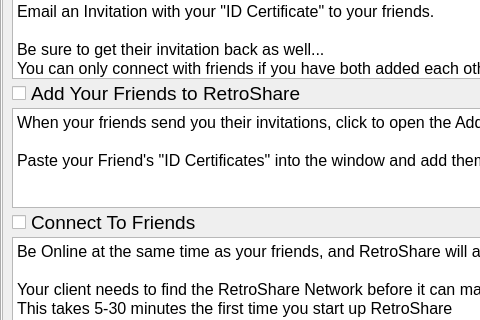
The window that retroshare-gui/src/gui/GetStartedDialog.ui (RetroShare/RetroShare) describes before a commit, drawn with Qt 5; both pictures show x 0 to 480 and y 106 to 426 of the 715 by 582 pixel window.
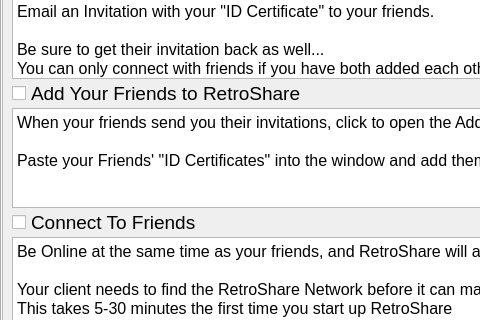
The same window after the commit. Icons and pictures are not drawn.

What changed in the file:
```diff
--- a/retroshare-gui/src/gui/GetStartedDialog.ui
+++ b/retroshare-gui/src/gui/GetStartedDialog.ui
@@ -200,7 +200,7 @@
 &lt;/style&gt;&lt;/head&gt;&lt;body style=&quot; font-family:'MS Shell Dlg 2'; font-size:8.25pt; font-weight:400; font-style:normal;&quot;&gt;
 &lt;p style=&quot; margin-top:0px; margin-bottom:0px; margin-left:0px; margin-right:0px; -qt-block-indent:0; text-indent:0px;&quot;&gt;&lt;span style=&quot; font-size:12pt;&quot;&gt;When your friends send you their invitations, click to open the Add Friends window.&lt;/span&gt;&lt;/p&gt;
 &lt;p style=&quot;-qt-paragraph-type:empty; margin-top:0px; margin-bottom:0px; margin-left:0px; margin-right:0px; -qt-block-indent:0; text-indent:0px; font-size:12pt;&quot;&gt;&lt;/p&gt;
-&lt;p style=&quot; margin-top:0px; margin-bottom:0px; margin-left:0px; margin-right:0px; -qt-block-indent:0; text-indent:0px;&quot;&gt;&lt;span style=&quot; font-size:12pt;&quot;&gt;Paste your Friend's &amp;quot;ID Certificates&amp;quot; into the window and add them as friends.&lt;/span&gt;&lt;/p&gt;&lt;/body&gt;&lt;/html&gt;</string>
+&lt;p style=&quot; margin-top:0px; margin-bottom:0px; margin-left:0px; margin-right:0px; -qt-block-indent:0; text-indent:0px;&quot;&gt;&lt;span style=&quot; font-size:12pt;&quot;&gt;Paste your Friends' &amp;quot;ID Certificates&amp;quot; into the window and add them as friends.&lt;/span&gt;&lt;/p&gt;&lt;/body&gt;&lt;/html&gt;</string>
                </property>
               </widget>
              </item>
```
